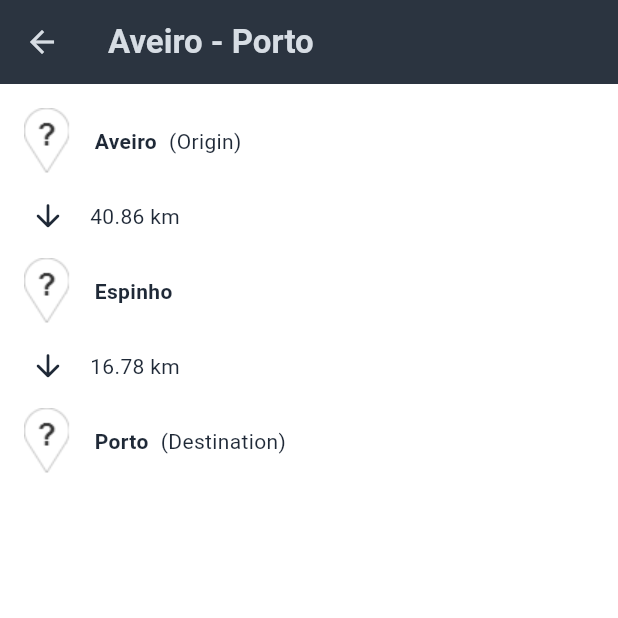
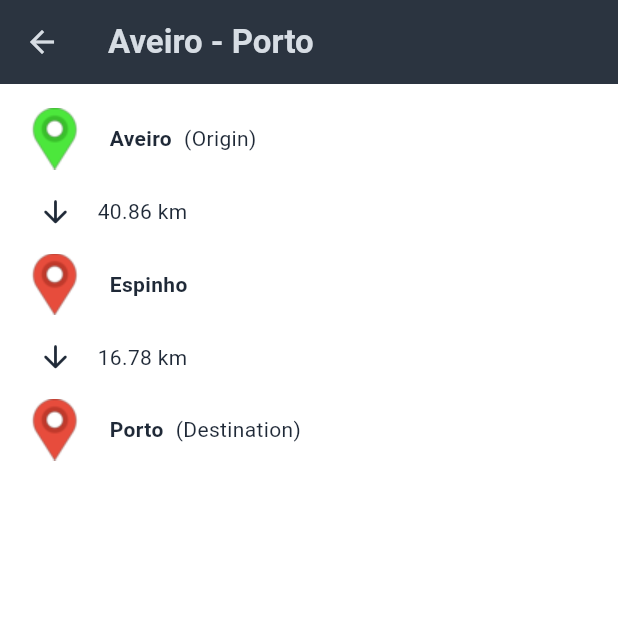
Before and after one commit to joaompfonseca/cm-flutter-project, a Flutter app: the RouteDetails screen opened directly with sample values from the repository, on a phone screen of 412 x 824 dp, the top half of it. Run offline on Flutter 3.47's test engine with Material 3 defaults, Android fonts, the phone set to English and light mode, and no system bars; our stand-ins replace flutter_bloc, flutter_dotenv, flutter_map, geolocator, image_picker, latlong2; missing offline and left inert: amazon_cognito_identity_dart_2.

Commit message:
change route icons

```diff
--- a/lib/route/details.dart
+++ b/lib/route/details.dart
@@ -43,7 +43,7 @@ class RouteDetails extends StatelessWidget {
               const SizedBox(height: 16),
               Row(
                 children: [
-                  const SizedBox(width: 4),
+                  const SizedBox(width: 9),
                   const Icon(Icons.arrow_downward_rounded),
                   const SizedBox(width: 16),
                   Text(
@@ -69,7 +69,7 @@ class RouteDetails extends StatelessWidget {
                       const SizedBox(height: 16),
                       Row(
                         children: [
-                          const SizedBox(width: 4),
+                          const SizedBox(width: 9),
                           const Icon(Icons.arrow_downward_rounded),
                           const SizedBox(width: 16),
                           Text(
```
Also changed, not shown: assets/markers/m_route_end.png, assets/markers/m_route_intermediate.png, assets/markers/m_route_start.png.
